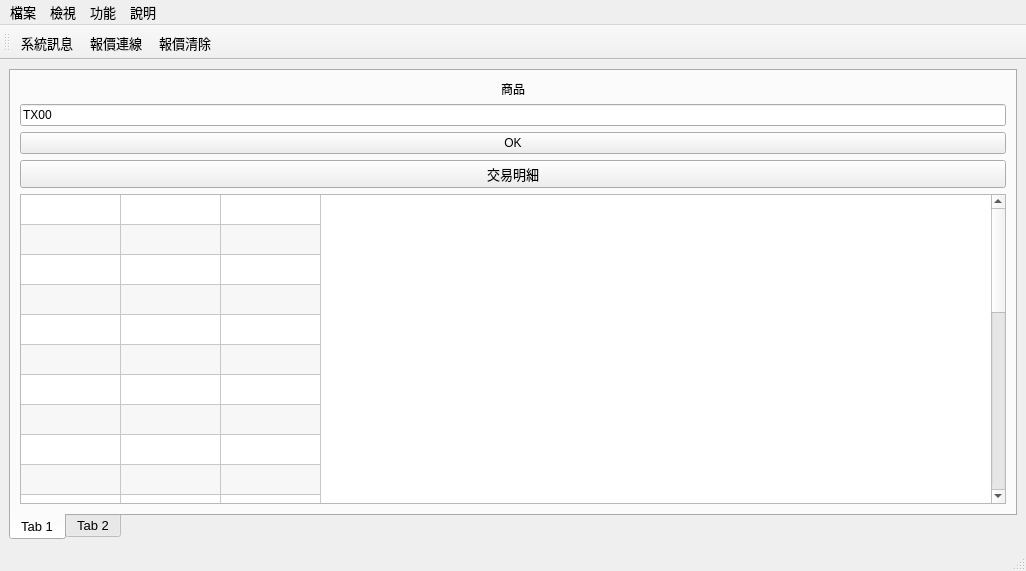
clamgee/python-code, file APIver1/UI/MainWindow.ui: the form before one commit.
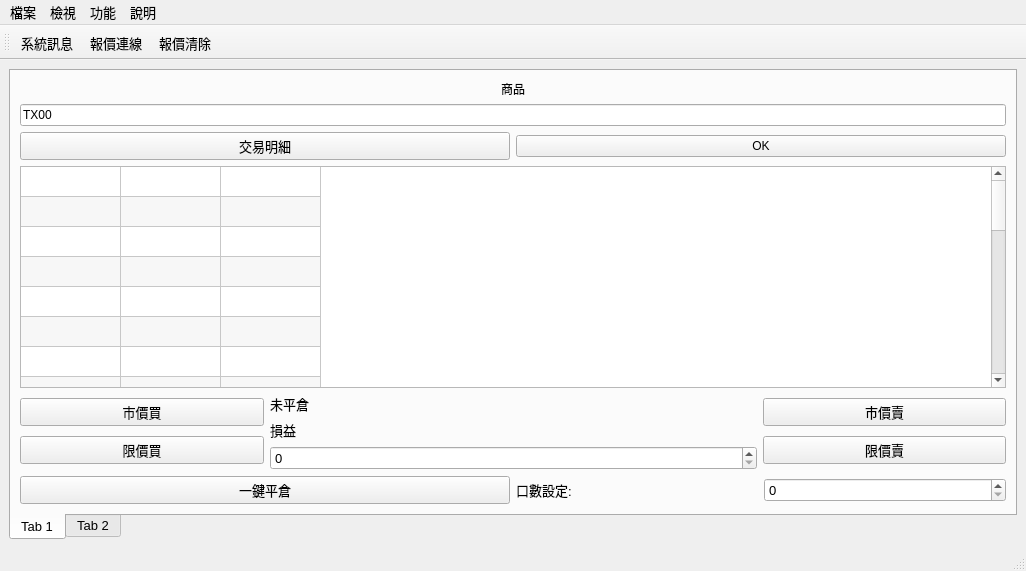
The form after the commit.

The edit to the form file:
```diff
--- a/APIver1/UI/MainWindow.ui
+++ b/APIver1/UI/MainWindow.ui
@@ -23,7 +23,7 @@
    <string>群益API</string>
   </property>
   <widget class="QWidget" name="centralwidget">
-   <layout class="QGridLayout" name="gridLayout_2">
+   <layout class="QGridLayout" name="gridLayout_3">
     <item row="0" column="0">
      <widget class="QTabWidget" name="tabWidget">
       <property name="tabPosition">
@@ -36,14 +36,14 @@
        <attribute name="title">
         <string>Tab 1</string>
        </attribute>
-       <layout class="QGridLayout" name="gridLayout_3">
+       <layout class="QGridLayout" name="gridLayout_2">
         <item row="0" column="0">
          <layout class="QHBoxLayout" name="horizontalLayout" stretch="5,1">
           <item>
            <layout class="QGridLayout" name="GL"/>
           </item>
           <item>
-           <layout class="QVBoxLayout" name="verticalLayout" stretch="1,1,1,1,30">
+           <layout class="QVBoxLayout" name="verticalLayout" stretch="1,1,1,30,3,1">
             <item>
              <widget class="QLabel" name="label">
               <property name="font">
@@ -72,23 +72,27 @@
              </widget>
             </item>
             <item>
-             <widget class="QPushButton" name="commoditybtn">
-              <property name="font">
-               <font>
-                <pointsize>9</pointsize>
-               </font>
-              </property>
-              <property name="text">
-               <string>OK</string>
-              </property>
-             </widget>
-            </item>
-            <item>
-             <widget class="QPushButton" name="TDetailbtn">
-              <property name="text">
-               <string>交易明細</string>
-              </property>
-             </widget>
+             <layout class="QHBoxLayout" name="horizontalLayout_2">
+              <item>
+               <widget class="QPushButton" name="TDetailbtn">
+                <property name="text">
+                 <string>交易明細</string>
+                </property>
+               </widget>
+              </item>
+              <item>
+               <widget class="QPushButton" name="commoditybtn">
+                <property name="font">
+                 <font>
+                  <pointsize>9</pointsize>
+                 </font>
+                </property>
+                <property name="text">
+                 <string>OK</string>
+                </property>
+               </widget>
+              </item>
+             </layout>
             </item>
             <item>
              <widget class="QTableWidget" name="DomTable">
@@ -154,6 +158,95 @@
               <column/>
              </widget>
             </item>
+            <item>
+             <layout class="QHBoxLayout" name="horizontalLayout_3" stretch="1,2,1">
+              <item>
+               <layout class="QVBoxLayout" name="verticalLayout_3" stretch="2,1">
+                <item>
+                 <widget class="QPushButton" name="pushButton">
+                  <property name="autoFillBackground">
+                   <bool>false</bool>
+                  </property>
+                  <property name="text">
+                   <string>市價買</string>
+                  </property>
+                 </widget>
+                </item>
+                <item>
+                 <widget class="QPushButton" name="pushButton_3">
+                  <property name="text">
+                   <string>限價買</string>
+                  </property>
+                 </widget>
+                </item>
+               </layout>
+              </item>
+              <item>
+               <layout class="QVBoxLayout" name="verticalLayout_2">
+                <item>
+                 <widget class="QLabel" name="label_2">
+                  <property name="text">
+                   <string>未平倉</string>
+                  </property>
+                 </widget>
+                </item>
+                <item>
+                 <widget class="QLabel" name="label_3">
+                  <property name="text">
+                   <string>損益</string>
+                  </property>
+                 </widget>
+                </item>
+                <item>
+                 <widget class="QSpinBox" name="spinBox_2"/>
+                </item>
+               </layout>
+              </item>
+              <item>
+               <layout class="QVBoxLayout" name="verticalLayout_4" stretch="2,1">
+                <item>
+                 <widget class="QPushButton" name="pushButton_2">
+                  <property name="text">
+                   <string>市價賣</string>
+                  </property>
+                 </widget>
+                </item>
+                <item>
+                 <widget class="QPushButton" name="pushButton_4">
+                  <property name="text">
+                   <string>限價賣</string>
+                  </property>
+                 </widget>
+                </item>
+               </layout>
+              </item>
+             </layout>
+            </item>
+            <item>
+             <layout class="QHBoxLayout" name="horizontalLayout_5">
+              <item>
+               <widget class="QPushButton" name="pushButton_5">
+                <property name="text">
+                 <string>一鍵平倉</string>
+                </property>
+               </widget>
+              </item>
+              <item>
+               <layout class="QHBoxLayout" name="horizontalLayout_4">
+                <item>
+                 <widget class="QLabel" name="label_4">
+                  <property name="text">
+                   <string>口數設定:</string>
+                  </property>
+                 </widget>
+                </item>
+                <item>
+                 <widget class="QSpinBox" name="spinBox"/>
+                </item>
+               </layout>
+              </item>
+             </layout>
+            </item>
            </layout>
           </item>
          </layout>
```
